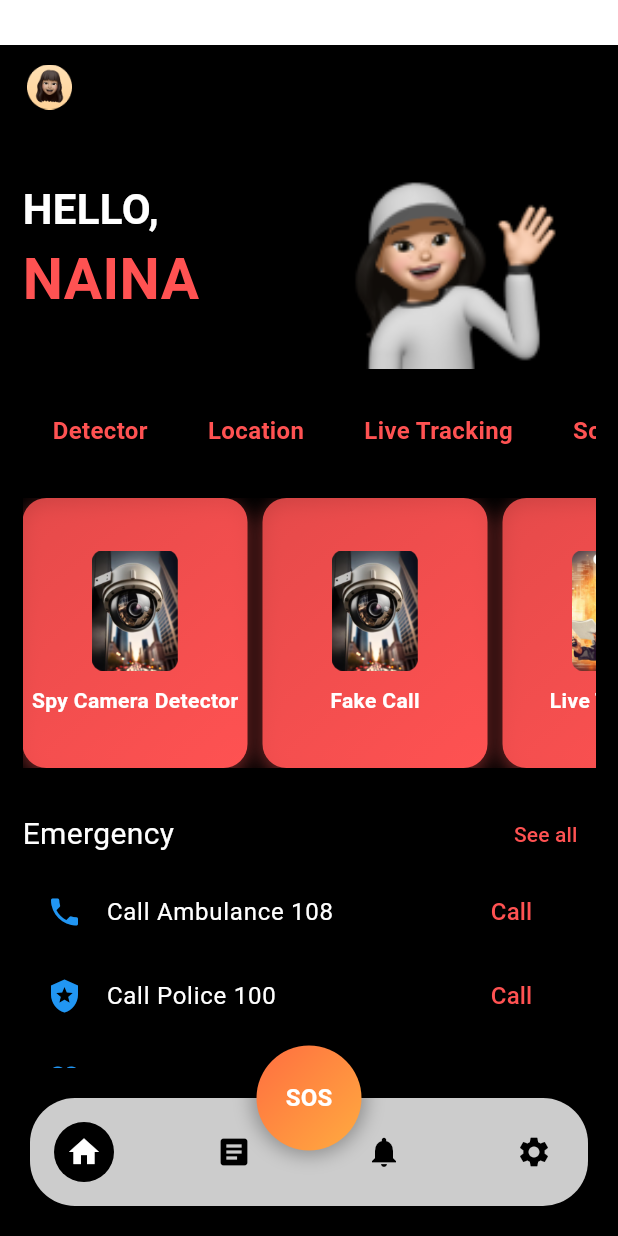
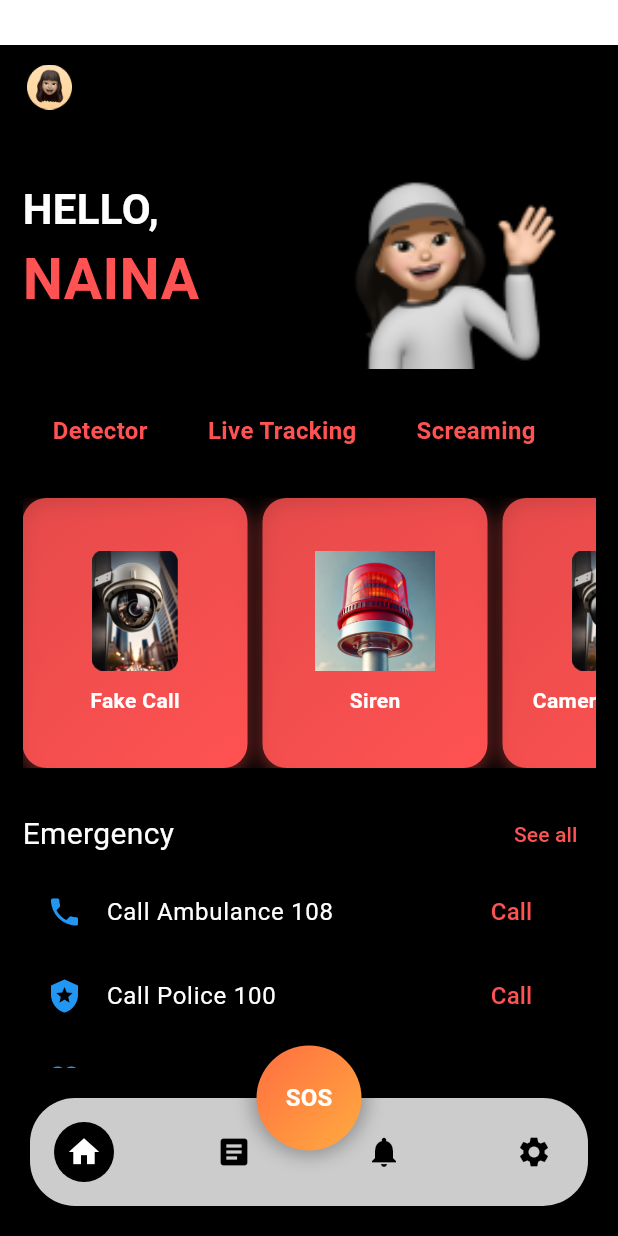
Before and after one commit to SIH-APP/Women_Safety_SIH, a Flutter app: the HomeScreen screen opened by its route, on a phone screen of 412 x 824 dp. Run offline on Flutter 3.47's test engine with Material 3 defaults, Android fonts, the phone set to English and light mode, and no system bars; our stand-ins replace audioplayers, geolocator, google_maps_flutter; missing offline and left inert: zego_uikit_prebuilt_call; accounts and stored records are empty.

Commit message:
siren_map

```diff
--- a/lib/views/home_screen.dart
+++ b/lib/views/home_screen.dart
@@ -1,4 +1,5 @@
 import 'package:flutter/material.dart';
+import 'package:audioplayers/audioplayers.dart';
 import 'package:zego_uikit_prebuilt_call/zego_uikit_prebuilt_call.dart';
 import 'package:url_launcher/url_launcher.dart';
 import '../viewmodels/navigation_viewmodel.dart';
@@ -9,6 +10,7 @@ import 'custom_navigation_bar.dart';
 class HomeScreen extends StatelessWidget {
   final HomeViewModel viewModel = HomeViewModel();
   final GlobalKey<ScaffoldState> _scaffoldKey = GlobalKey<ScaffoldState>();
+  final AudioPlayer _audioPlayer = AudioPlayer();
 
   HomeScreen({super.key});
 
@@ -23,13 +25,13 @@ class HomeScreen extends StatelessWidget {
           backgroundColor: Colors.black,
           elevation: 0,
           leading: Padding(
-            padding: const EdgeInsets.only(left: 10.0), // Adds padding on the left
+            padding: const EdgeInsets.only(left: 10.0),
             child: IconButton(
               icon: Image.asset(
-                'assets/images/avatar.png', // Assuming a menu icon image is provided
-                height: 80, // Sets the height to 80px
-                width: 80, // Ensures the width is also 80px
-                fit: BoxFit.contain, // Ensures the image scales well
+                'assets/images/avatar.png',
+                height: 80,
+                width: 80,
+                fit: BoxFit.contain,
               ),
               onPressed: () {
                 _scaffoldKey.currentState?.openDrawer();
@@ -68,7 +70,7 @@ class HomeScreen extends StatelessWidget {
                         ),
                       ],
                     ),
-                    Spacer(), // Pushes the image to the right
+                    Spacer(),
                     Image.asset(
                       'assets/images/hand_wave.png',
                       height: 160,
@@ -89,26 +91,27 @@ class HomeScreen extends StatelessWidget {
                           // Navigate to Detector screen
                         },
                       ),
-                      buildScrollableOption(
-                        context,
-                        title: 'Location',
-                        onTap: () {
-                          // Navigate to Location screen
-                          // Navigator.push(
-                          //   context,
-                          //   MaterialPageRoute(builder: (context) => LocationFetcherScreen()),
-                          // );
-                          Navigator.pushNamed(context, '/map');
-                        },
-                      ),
-
+                      // buildScrollableOption(
+                      //   context,
+                      //   title: 'Location',
+                      //   onTap: () {
+                      //     Navigator.push(
+                      //       context,
+                      //       MaterialPageRoute(
+                      //           builder: (context) =>
+                      //               LocationPage()),
+                      //     );
+                      //   },
+                      // ),
                       buildScrollableOption(
                         context,
                         title: 'Live Tracking',
                         onTap: () {
                           Navigator.push(
                             context,
-                            MaterialPageRoute(builder: (context) => LocationPage()),
+                            MaterialPageRoute(
+                                builder: (context) =>
+                                    LocationPage()),
                           );
                         },
                       ),
@@ -116,10 +119,7 @@ class HomeScreen extends StatelessWidget {
                         context,
                         title: 'Screaming',
                         onTap: () {
-                          Navigator.push(
-                            context,
-                            MaterialPageRoute(builder: (context) => LocationPage()),
-                          );
+                          // Handle Screaming screen navigation or action
                         },
                       ),
                     ],
@@ -139,7 +139,8 @@ class HomeScreen extends StatelessWidget {
             ),
           ),
         ),
-        bottomNavigationBar: CustomNavigationBar(viewModel: NavigationViewModel()),
+        bottomNavigationBar:
+        CustomNavigationBar(viewModel: NavigationViewModel()),
       ),
     );
   }
@@ -170,7 +171,8 @@ class HomeScreen extends StatelessWidget {
                   CircleAvatar(
                     radius: 20,
                     backgroundColor: Colors.grey[800],
-                    backgroundImage: AssetImage('assets/images/avatar.png'), // Use the appropriate image asset
+                    backgroundImage:
+                    AssetImage('assets/images/avatar.png'),
                   ),
                   SizedBox(height: 5),
                   Text(
@@ -185,25 +187,35 @@ class HomeScreen extends StatelessWidget {
                 ],
               ),
             ),
-            buildDrawerItem(context, Icons.edit, "Edit Profile"),
-            buildDrawerItem(context, Icons.lock, "SOS Enable"),
-            buildDrawerItem(context, Icons.vpn_key, "Change Password"),
-            buildDrawerItem(context, Icons.notifications, "Notifications"),
-            buildDrawerItem(context, Icons.settings, "Profile Settings"),
-            buildDrawerItem(context, Icons.logout, "Logout"),
+            buildDrawerItem(context, Icons.edit, "Edit Profile", () {
+              // Handle Edit Profile navigation or action
+            }),
+            buildDrawerItem(context, Icons.lock, "SOS Enable", () {
+              // Handle SOS Enable navigation or action
+            }),
+            buildDrawerItem(context, Icons.vpn_key, "Change Password", () {
+              // Handle Change Password navigation or action
+            }),
+            buildDrawerItem(context, Icons.notifications, "Notifications", () {
+              // Handle Notifications navigation or action
+            }),
+            buildDrawerItem(context, Icons.settings, "Profile Settings", () {
+              // Handle Profile Settings navigation or action
+            }),
+            buildDrawerItem(context, Icons.logout, "Logout", () {
+              // Handle Logout navigation or action
+            }),
           ],
         ),
       ),
     );
   }
 
-  Widget buildDrawerItem(BuildContext context, IconData icon, String title) {
+  Widget buildDrawerItem(BuildContext context, IconData icon, String title, VoidCallback onTap) {
     return ListTile(
       leading: Icon(icon, color: Colors.redAccent),
       title: Text(title, style: TextStyle(color: Colors.white)),
-      onTap: () {
-        // Handle navigation or actions here
-      },
+      onTap: onTap,
     );
   }
 
@@ -236,11 +248,14 @@ class HomeScreen extends StatelessWidget {
       child: ListView(
         scrollDirection: Axis.horizontal,
         children: [
-          buildFeatureCard('Spy Camera Detector', 'assets/images/tracking.png', Colors.redAccent, context),
+          buildFeatureCard(
+              'Fake Call', 'assets/images/tracking.png', Colors.redAccent, context),
           SizedBox(width: 10),
-          buildFeatureCard('Fake Call', 'assets/images/tracking.png', Colors.redAccent, context),
+          buildFeatureCard(
+              'Siren', 'assets/images/siren.png', Colors.redAccent, context),
           SizedBox(width: 10),
-          buildFeatureCard('Live Tracking', 'assets/images/digital.png', Colors.redAccent, context),
+          buildFeatureCard('Camera Detector', 'assets/images/tracking.png',
+              Colors.redAccent, context),
         ],
       ),
     );
@@ -249,7 +264,11 @@ class HomeScreen extends StatelessWidget {
   Widget buildFeatureCard(String title, String imagePath, Color color, BuildContext context) {
     return InkWell(
       onTap: () {
-        Navigator.pushNamed(context, '/call'); // Navigates to the call screen when tapped
+        if (title == 'Siren') {
+          _audioPlayer.play(AssetSource('audio/siren.mp3'));
+        } else {
+          Navigator.pushNamed(context, '/call');
+        }
       },
       child: Container(
         width: 150,
@@ -273,7 +292,9 @@ class HomeScreen extends StatelessWidget {
           children: [
             Image.asset(imagePath, height: 80),
             SizedBox(height: 10),
-            Text(title, style: TextStyle(color: Colors.white, fontWeight: FontWeight.bold)),
+            Text(title,
+                style: TextStyle(
+                    color: Colors.white, fontWeight: FontWeight.bold)),
           ],
         ),
       ),
@@ -298,7 +319,8 @@ class HomeScreen extends StatelessWidget {
               onPressed: () {
                 // Handle "See all" press
               },
-              child: Text('See all', style: TextStyle(color: Colors.redAccent)),
+              child: Text('See all',
+                  style: TextStyle(color: Colors.redAccent)),
             ),
           ],
         ),
@@ -324,7 +346,8 @@ class HomeScreen extends StatelessWidget {
     );
   }
 
-  Widget buildEmergencyListTile(BuildContext context, {required IconData icon, required String title, required VoidCallback onTap}) {
+  Widget buildEmergencyListTile(BuildContext context,
+      {required IconData icon, required String title, required VoidCallback onTap}) {
     return ListTile(
       leading: Icon(icon, color: Colors.blue),
       title: Text(title, style: TextStyle(color: Colors.white)),
@@ -348,7 +371,6 @@ class HomeScreen extends StatelessWidget {
   }
 }
 
-
 class CallPage extends StatelessWidget {
   const CallPage({Key? key, required this.callID}) : super(key: key);
   final String callID;
@@ -357,11 +379,12 @@ class CallPage extends StatelessWidget {
   Widget build(BuildContext context) {
     return ZegoUIKitPrebuiltCall(
       appID: 1484647939,
-      appSign: '751874393a5ce84d7660387e93aabdd5f9be8e1faeaacd1ed95d9e199f6ec402',
+      appSign:
+      '751874393a5ce84d7660387e93aabdd5f9be8e1faeaacd1ed95d9e199f6ec402',
       userID: 'Emergency Contact',
       userName: 'USER',
       callID: callID,
       config: ZegoUIKitPrebuiltCallConfig.oneOnOneVoiceCall(),
-    ); // ZegoUIKitPrebuiltCall
+    );
   }
 }
--- a/pubspec.yaml
+++ b/pubspec.yaml
@@ -33,13 +33,13 @@ dependencies:
   provider: ^6.0.0
   font_awesome_flutter: ^10.3.0
   another_flushbar: ^1.10.24
-  zego_uikit_prebuilt_call: ^4.15.4
   url_launcher: ^6.0.20
   google_maps_flutter: ^2.1.4
   http: ^1.2.2
   sensors_plus: ^2.0.0
 
-
+  zego_uikit_prebuilt_call: ^4.15.4
+  audioplayers: ^6.1.0
 
   # The following adds the Cupertino Icons font to your application.
   # Use with the CupertinoIcons class for iOS style icons.
@@ -64,6 +64,7 @@ dev_dependencies:
 flutter:
   assets:
     - assets/images/
+    - assets/audio/
 
   # The following line ensures that the Material Icons font is
   # included with your application, so that you can use the icons in
```
Also changed, not shown: assets/images/siren.png (added), pubspec.lock, 3 other files.
